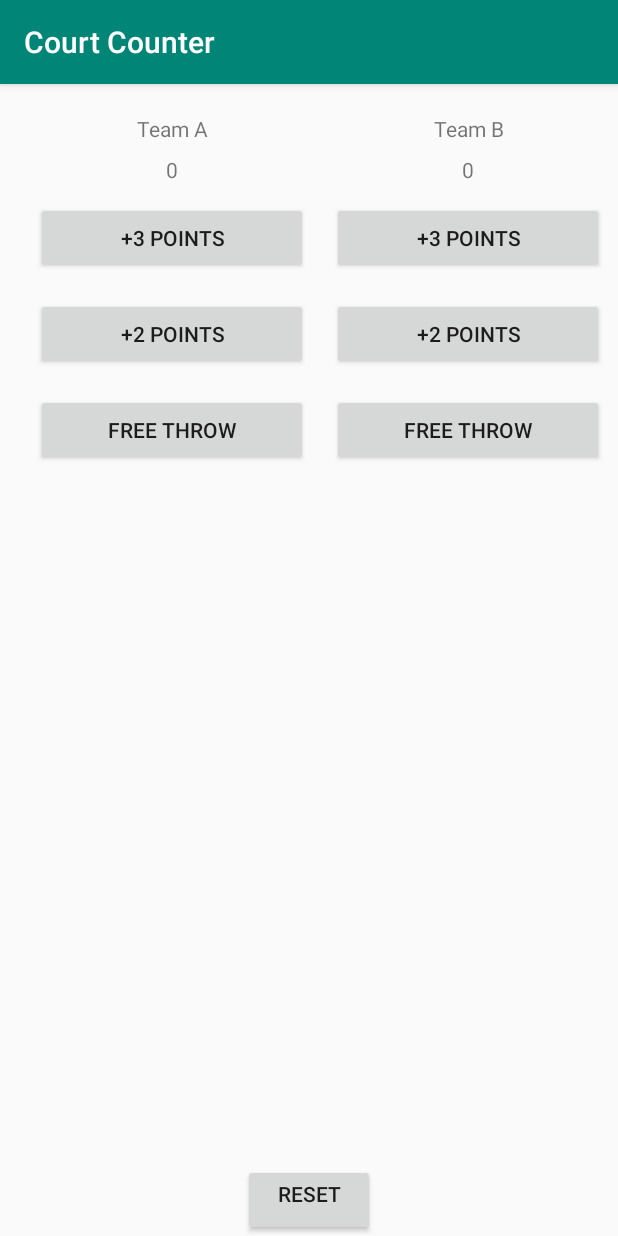
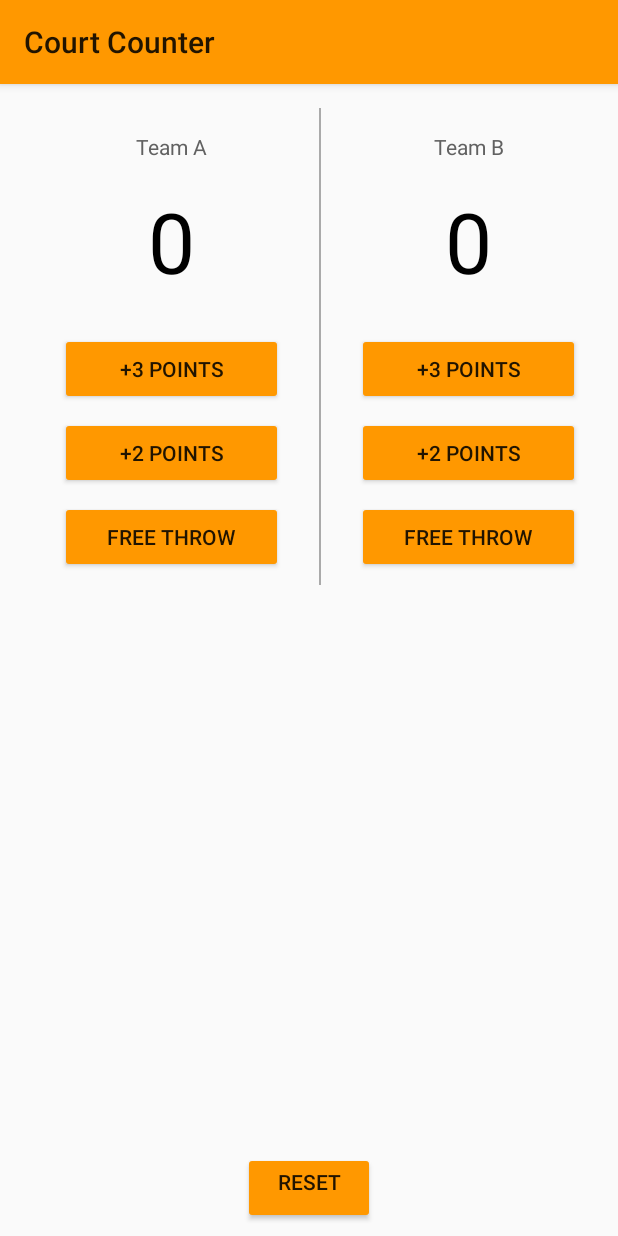
Before and after one commit to Ahmzyjazzy/Court-counter, an Android app: the screen it shows after launch (MainActivity), on a phone screen of 412 x 824 dp. Run offline under Robolectric (Android 15) with nearby library versions, the phone set to English and light mode, and no system bars.

Commit message:
style/customize app and button style, rearrange layouts

```diff
--- a/app/src/main/java/com/example/courtcounter/MainActivity.java
+++ b/app/src/main/java/com/example/courtcounter/MainActivity.java
@@ -7,7 +7,8 @@ import android.view.View;
 import android.widget.TextView;
 
 public class MainActivity extends AppCompatActivity {
-    int scoreTeamA = 0, scoreTeamB = 0;
+    int scoreTeamA = 0;
+    int scoreTeamB = 0;
 
     @Override
     protected void onCreate(Bundle savedInstanceState) {
--- a/app/src/main/res/layout/activity_main.xml
+++ b/app/src/main/res/layout/activity_main.xml
@@ -7,13 +7,82 @@
 
     <LinearLayout
         android:layout_width="match_parent"
-        android:layout_height="match_parent"
+        android:layout_height="wrap_content"
         android:orientation="horizontal"
         android:paddingLeft="16dp"
         android:paddingTop="16dp"
         android:paddingRight="1dp"
         android:paddingBottom="1dp"
         tools:context=".MainActivity">
+
+        <LinearLayout
+            android:layout_width="0dp"
+            android:layout_height="wrap_content"
+            android:layout_weight="1"
+            android:gravity="center_horizontal"
+            android:orientation="horizontal">
+
+            <LinearLayout
+                android:layout_width="match_parent"
+                android:layout_height="wrap_content"
+                android:orientation="vertical">
+
+                <TextView
+                    android:layout_width="match_parent"
+                    android:layout_height="wrap_content"
+                    android:fontFamily="sans-serif"
+                    android:gravity="center_horizontal"
+                    android:padding="16dp"
+                    android:text="Team A"
+                    android:textColor="#616161"
+                    android:textSize="14sp" />
+
+                <TextView
+                    android:id="@+id/team_a_score"
+                    android:layout_width="match_parent"
+                    android:layout_height="wrap_content"
+                    android:gravity="center_horizontal"
+                    android:paddingBottom="24dp"
+                    android:text="0"
+                    android:textColor="#000000"
+                    android:textSize="56sp" />
+
+                <Button
+                    android:layout_width="match_parent"
+                    android:layout_height="wrap_content"
+                    android:layout_marginLeft="24dp"
+                    android:layout_marginRight="24dp"
+                    android:layout_marginBottom="8dp"
+                    android:onClick="addThreeForTeamA"
+                    android:text="+3 Points" />
+
+                <Button
+                    android:layout_width="match_parent"
+                    android:layout_height="wrap_content"
+                    android:layout_marginLeft="24dp"
+                    android:layout_marginRight="24dp"
+                    android:layout_marginBottom="8dp"
+                    android:onClick="addTwoForTeamA"
+                    android:text="+2 Points" />
+
+                <Button
+                    android:layout_width="match_parent"
+                    android:layout_height="wrap_content"
+                    android:layout_marginLeft="24dp"
+                    android:layout_marginRight="24dp"
+                    android:layout_marginBottom="8dp"
+                    android:onClick="addOneForTeamA"
+                    android:text="Free Throw" />
+
+            </LinearLayout>
+
+
+        </LinearLayout>
+
+        <View
+            android:layout_width="1dp"
+            android:layout_height="match_parent"
+            android:background="@android:color/darker_gray"></View>
 
         <LinearLayout
             android:layout_width="0dp"
@@ -30,89 +99,47 @@
                 <TextView
                     android:layout_width="match_parent"
                     android:layout_height="wrap_content"
+                    android:fontFamily="sans-serif"
                     android:gravity="center_horizontal"
-                    android:padding="4dp"
-                    android:text="Team A" />
-
-                <TextView
-                    android:id="@+id/team_a_score"
-                    android:layout_width="match_parent"
-                    android:layout_height="wrap_content"
-                    android:gravity="center_horizontal"
-                    android:padding="4dp"
-                    android:text="0" />
-
-                <Button
-                    android:layout_width="match_parent"
-                    android:layout_height="wrap_content"
-                    android:layout_margin="8dp"
-                    android:onClick="addThreeForTeamA"
-                    android:text="+3 Points" />
-
-                <Button
-                    android:layout_width="match_parent"
-                    android:layout_height="wrap_content"
-                    android:layout_margin="8dp"
-                    android:onClick="addTwoForTeamA"
-                    android:text="+2 Points" />
-
-                <Button
-                    android:layout_width="match_parent"
-                    android:layout_height="wrap_content"
-                    android:layout_margin="8dp"
-                    android:onClick="addOneForTeamA"
-                    android:text="Free Throw" />
-
-            </LinearLayout>
-
-
-        </LinearLayout>
-
-        <LinearLayout
-            android:layout_width="0dp"
-            android:layout_height="match_parent"
-            android:layout_weight="1"
-            android:gravity="center_horizontal"
-            android:orientation="horizontal">
-
-            <LinearLayout
-                android:layout_width="match_parent"
-                android:layout_height="wrap_content"
-                android:orientation="vertical">
-
-                <TextView
-                    android:layout_width="match_parent"
-                    android:layout_height="wrap_content"
-                    android:gravity="center_horizontal"
-                    android:padding="4dp"
-                    android:text="Team B" />
+                    android:padding="16dp"
+                    android:text="Team B"
+                    android:textColor="#616161"
+                    android:textSize="14sp" />
 
                 <TextView
                     android:id="@+id/team_b_score"
                     android:layout_width="match_parent"
                     android:layout_height="wrap_content"
                     android:gravity="center_horizontal"
-                    android:padding="4dp"
-                    android:text="0" />
+                    android:paddingBottom="24dp"
+                    android:text="0"
+                    android:textColor="#000000"
+                    android:textSize="56sp" />
 
                 <Button
                     android:layout_width="match_parent"
                     android:layout_height="wrap_content"
-                    android:layout_margin="8dp"
+                    android:layout_marginLeft="24dp"
+                    android:layout_marginRight="24dp"
+                    android:layout_marginBottom="8dp"
                     android:onClick="addThreeForTeamB"
                     android:text="+3 Points" />
 
                 <Button
                     android:layout_width="match_parent"
                     android:layout_height="wrap_content"
-                    android:layout_margin="8dp"
+                    android:layout_marginLeft="24dp"
+                    android:layout_marginRight="24dp"
+                    android:layout_marginBottom="8dp"
                     android:onClick="addTwoForTeamB"
                     android:text="+2 Points" />
 
                 <Button
                     android:layout_width="match_parent"
                     android:layout_height="wrap_content"
-                    android:layout_margin="8dp"
+                    android:layout_marginLeft="24dp"
+                    android:layout_marginRight="24dp"
+                    android:layout_marginBottom="8dp"
                     android:onClick="addOneForTeamB"
                     android:text="Free Throw" />
 
@@ -128,7 +155,9 @@
         android:layout_height="wrap_content"
         android:layout_alignParentBottom="true"
         android:layout_centerHorizontal="true"
-        android:layout_marginTop="16dp"
+        android:layout_marginBottom="8dp"
+        android:layout_marginLeft="22dp"
+        android:layout_marginRight="22dp"
         android:gravity="center_horizontal"
         android:onClick="resetScore"
         android:text="Reset" />
--- a/app/src/main/res/values/styles.xml
+++ b/app/src/main/res/values/styles.xml
@@ -1,10 +1,10 @@
 <resources>
 
     <!-- Base application theme. -->
-    <style name="AppTheme" parent="Theme.AppCompat.Light.DarkActionBar">
+    <style name="AppTheme" parent="Theme.AppCompat.Light">
         <!-- Customize your theme here. -->
-        <item name="colorPrimary">@color/colorPrimary</item>
-        <item name="colorPrimaryDark">@color/colorPrimaryDark</item>
+        <item name="colorPrimary">#FF9800</item>
+        <item name="colorButtonNormal">#FF9800</item>
         <item name="colorAccent">@color/colorAccent</item>
     </style>
 
```
